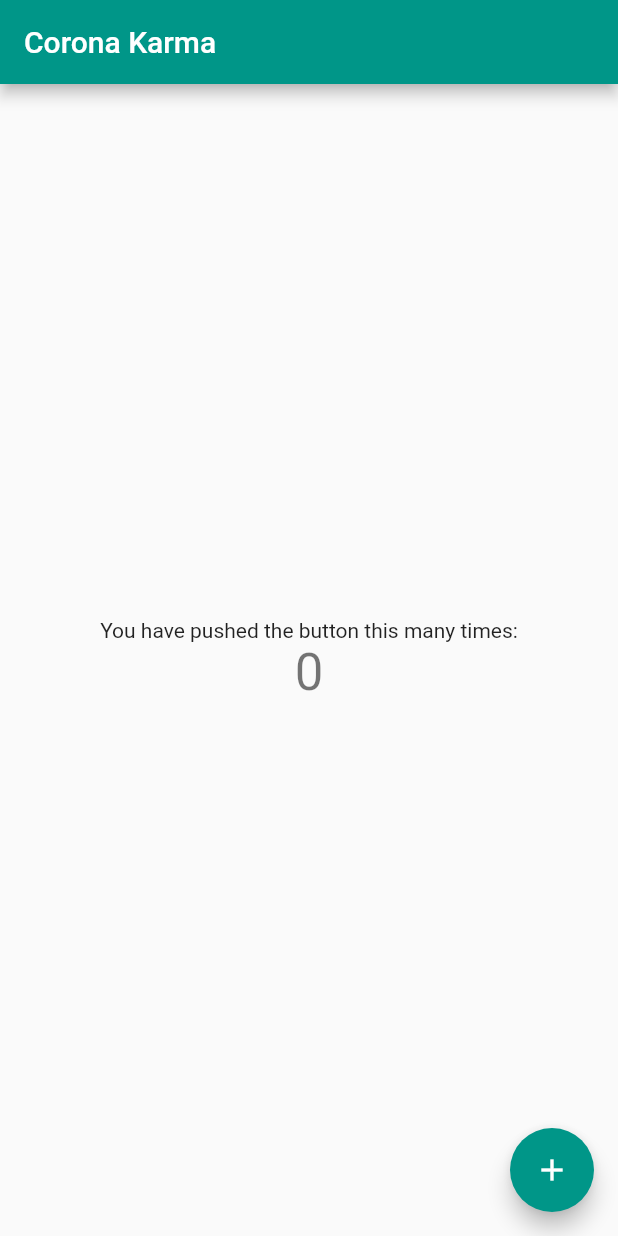
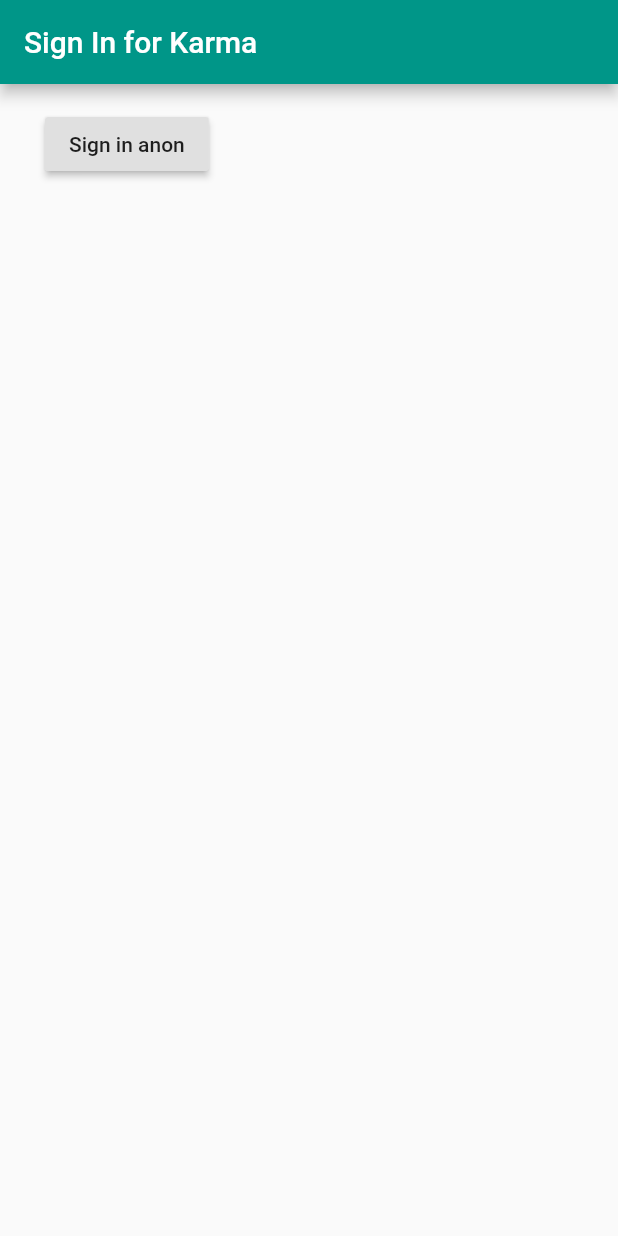
Before and after one commit to auryn31/Aushilfshamster-1, a Flutter app: the screen it shows after launch, on a phone screen of 412 x 824 dp. Run offline on Flutter 3.47's test engine with Material 2 defaults, Android fonts, the phone set to English and light mode, and no system bars; our stand-ins replace firebase_auth; accounts and stored records are empty.

```diff
--- a/sources/corona_karma/lib/main.dart
+++ b/sources/corona_karma/lib/main.dart
@@ -1,64 +1,15 @@
+import 'package:corona_karma/screens/wrapper.dart';
 import 'package:flutter/material.dart';
 
 void main() => runApp(MyApp());
 
 class MyApp extends StatelessWidget {
-  // This widget is the root of your application.
   @override
   Widget build(BuildContext context) {
     return MaterialApp(
-      title: 'Corona Karma',
-      theme: ThemeData(
-        primarySwatch: Colors.teal,
-      ),
-      home: MyHomePage(title: 'Corona Karma'),
-    );
+        theme: ThemeData(
+          primarySwatch: Colors.teal,
+        ),
+        home: Wrapper());
   }
 }
-
-class MyHomePage extends StatefulWidget {
-  MyHomePage({Key key, this.title}) : super(key: key);
-
-  final String title;
-
-  @override
-  _MyHomePageState createState() => _MyHomePageState();
-}
-
-class _MyHomePageState extends State<MyHomePage> {
-  int _counter = 0;
-
-  void _incrementCounter() {
-    setState(() {
-      _counter++;
-    });
-  }
-
-  @override
-  Widget build(BuildContext context) {
-    return Scaffold(
-      appBar: AppBar(
-        title: Text(widget.title),
-      ),
-      body: Center(
-        child: Column(
-          mainAxisAlignment: MainAxisAlignment.center,
-          children: <Widget>[
-            Text(
-              'You have pushed the button this many times:',
-            ),
-            Text(
-              '$_counter',
-              style: Theme.of(context).textTheme.display1,
-            ),
-          ],
-        ),
-      ),
-      floatingActionButton: FloatingActionButton(
-        onPressed: _incrementCounter,
-        tooltip: 'Increment',
-        child: Icon(Icons.add),
-      ),
-    );
-  }
-}
--- /dev/null
+++ b/sources/corona_karma/lib/models/user.dart
@@ -0,0 +1,8 @@
+class User {
+
+  final String uid;
+  final bool isAnonymous;
+
+  User({this.uid, this.isAnonymous});
+
+}
--- /dev/null
+++ b/sources/corona_karma/lib/screens/authenticate/authenticate.dart
@@ -0,0 +1,17 @@
+
+import 'package:corona_karma/screens/authenticate/sign_in.dart';
+import 'package:flutter/material.dart';
+
+class Authenticate extends StatefulWidget {
+  @override
+  _AuthenticateState createState() => _AuthenticateState();
+}
+
+class _AuthenticateState extends State<Authenticate> {
+  @override
+  Widget build(BuildContext context) {
+    return Container(
+      child: SignIn(),
+    );
+  }
+}
--- /dev/null
+++ b/sources/corona_karma/lib/screens/authenticate/sign_in.dart
@@ -0,0 +1,35 @@
+import 'package:corona_karma/models/user.dart';
+import 'package:corona_karma/services/auth.dart';
+import 'package:flutter/material.dart';
+
+class SignIn extends StatefulWidget {
+  @override
+  _SignInState createState() => _SignInState();
+}
+
+class _SignInState extends State<SignIn> {
+
+  final AuthService authService = AuthService();
+
+  @override
+  Widget build(BuildContext context) {
+    return Scaffold(
+      appBar: AppBar(
+        title: Text("Sign In for Karma"),
+      ),
+      body: Container(
+        padding: EdgeInsets.symmetric(vertical:16.0, horizontal: 30),
+        child: RaisedButton(
+          child: Text("Sign in anon"),
+          onPressed: () async {
+            User result = await authService.signInAnon();
+            if(result == null) {
+              print("Error signing in");
+            } else {
+              print("signed in");
+              print(result);
+            }
+          })),
+    );
+  }
+}
--- /dev/null
+++ b/sources/corona_karma/lib/screens/wrapper.dart
@@ -0,0 +1,12 @@
+import 'package:corona_karma/screens/authenticate/authenticate.dart';
+import 'package:corona_karma/screens/home/home.dart';
+import 'package:flutter/material.dart';
+
+class Wrapper extends StatelessWidget {
+  @override
+  Widget build(BuildContext context) {
+
+    // return Home or Authenticate
+    return Authenticate();
+  }
+}
--- a/sources/corona_karma/pubspec.yaml
+++ b/sources/corona_karma/pubspec.yaml
@@ -30,6 +30,7 @@ dev_dependencies:
   firebase_core: ^0.4.4+3
   firebase_database: ^3.1.3
   firebase_auth: ^0.15.5+3
+  cloud_firestore: ^0.13.4+2
 
 flutter:
 
```
Also changed, not shown: sources/corona_karma/lib/screens/home/home.dart (added, +10 -0 lines), sources/corona_karma/lib/services/auth.dart (added, +22 -0 lines), 1 other file.
